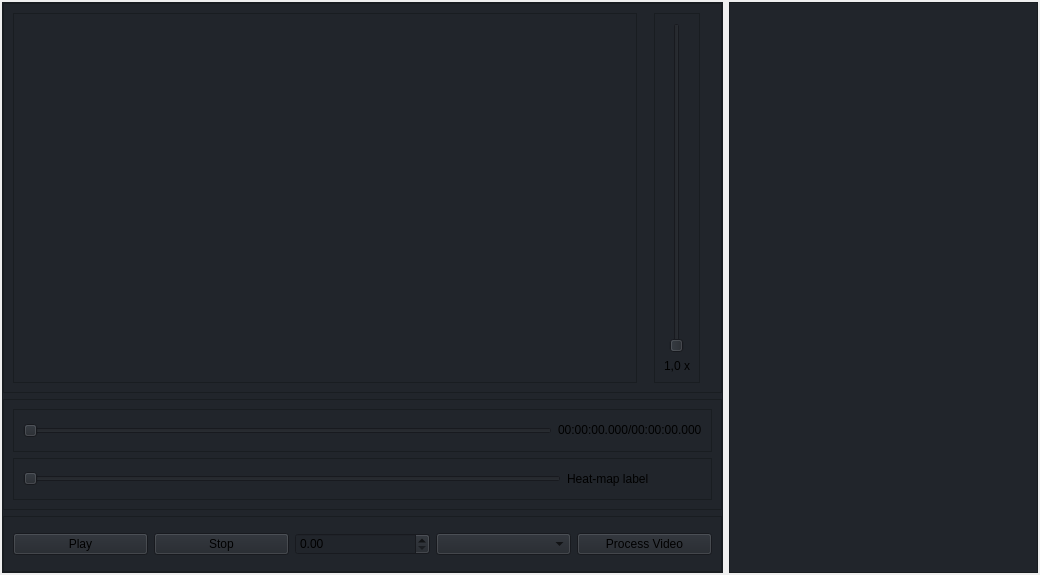
Old version of the form widgets/video_player/ui_video_player.ui in the repository farruck-tusar/IFE_APP.
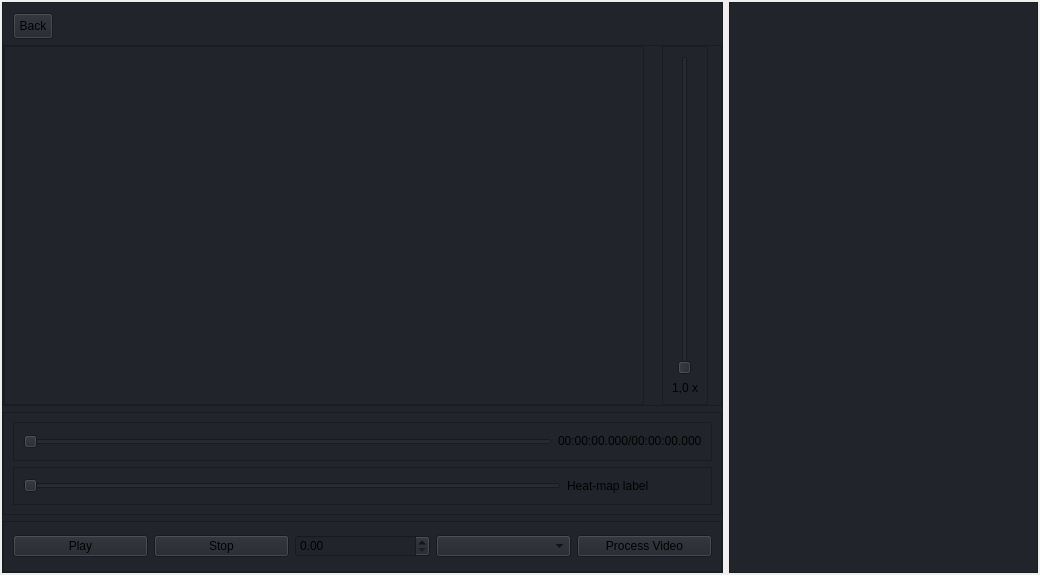
New version of the form. Icons and pictures are not drawn.

Commit message: add back button from video player

The edit to the form file:
```diff
--- a/widgets/video_player/ui_video_player.ui
+++ b/widgets/video_player/ui_video_player.ui
@@ -57,7 +57,31 @@
        <number>0</number>
       </property>
       <item>
-       <widget class="QFrame" name="frame">
+       <widget class="QPushButton" name="btn_back">
+        <property name="sizePolicy">
+         <sizepolicy hsizetype="Maximum" vsizetype="Preferred">
+          <horstretch>0</horstretch>
+          <verstretch>0</verstretch>
+         </sizepolicy>
+        </property>
+        <property name="autoFillBackground">
+         <bool>false</bool>
+        </property>
+        <property name="styleSheet">
+         <string notr="true">margin: 10px 0px 0px 10px;
+padding: 5px;</string>
+        </property>
+        <property name="text">
+         <string>Back</string>
+        </property>
+        <property name="icon">
+         <iconset resource="../../resources.qrc">
+          <normaloff>:/icons/resources/icons/cil-arrow-circle-left.png</normaloff>:/icons/resources/icons/cil-arrow-circle-left.png</iconset>
+        </property>
+       </widget>
+      </item>
+      <item>
+       <widget class="QFrame" name="frame_video">
         <property name="sizePolicy">
          <sizepolicy hsizetype="Preferred" vsizetype="Preferred">
           <horstretch>0</horstretch>
@@ -71,6 +95,18 @@
          <enum>QFrame::Raised</enum>
         </property>
         <layout class="QHBoxLayout" name="horizontalLayout_5">
+         <property name="leftMargin">
+          <number>0</number>
+         </property>
+         <property name="topMargin">
+          <number>0</number>
+         </property>
+         <property name="rightMargin">
+          <number>0</number>
+         </property>
+         <property name="bottomMargin">
+          <number>0</number>
+         </property>
          <item>
           <widget class="QFrame" name="frame_player">
            <property name="sizePolicy">
```
Left out of the diff: 26 changed lines with no effect on the pictures. The commit also changes 3 other files.
